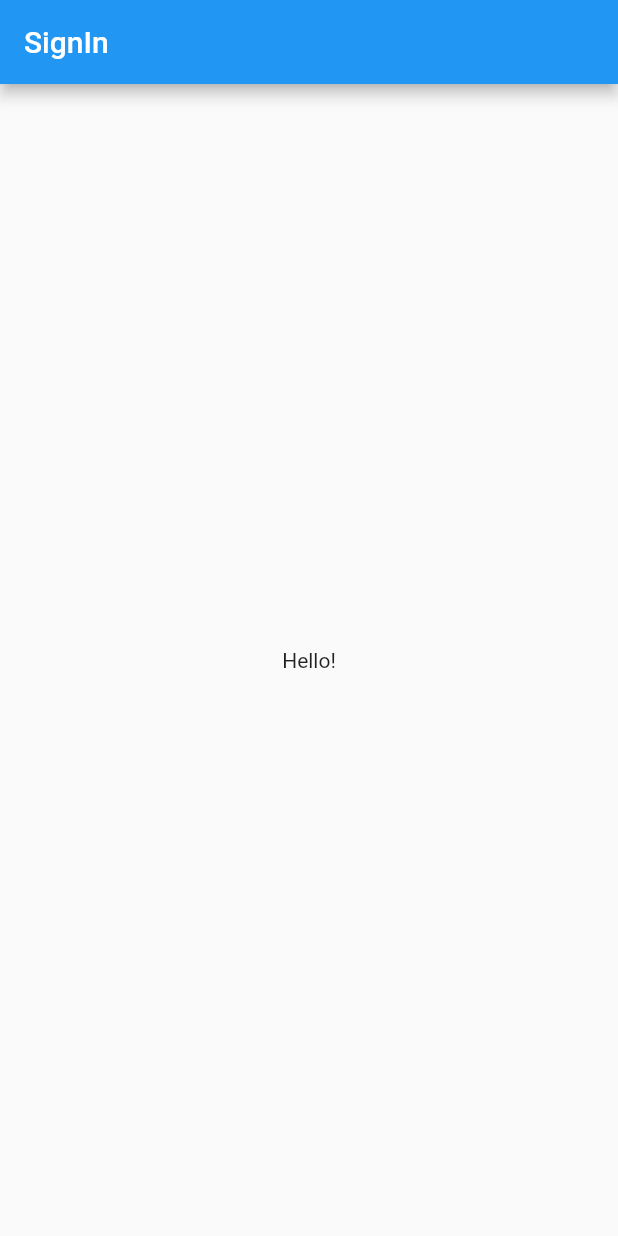
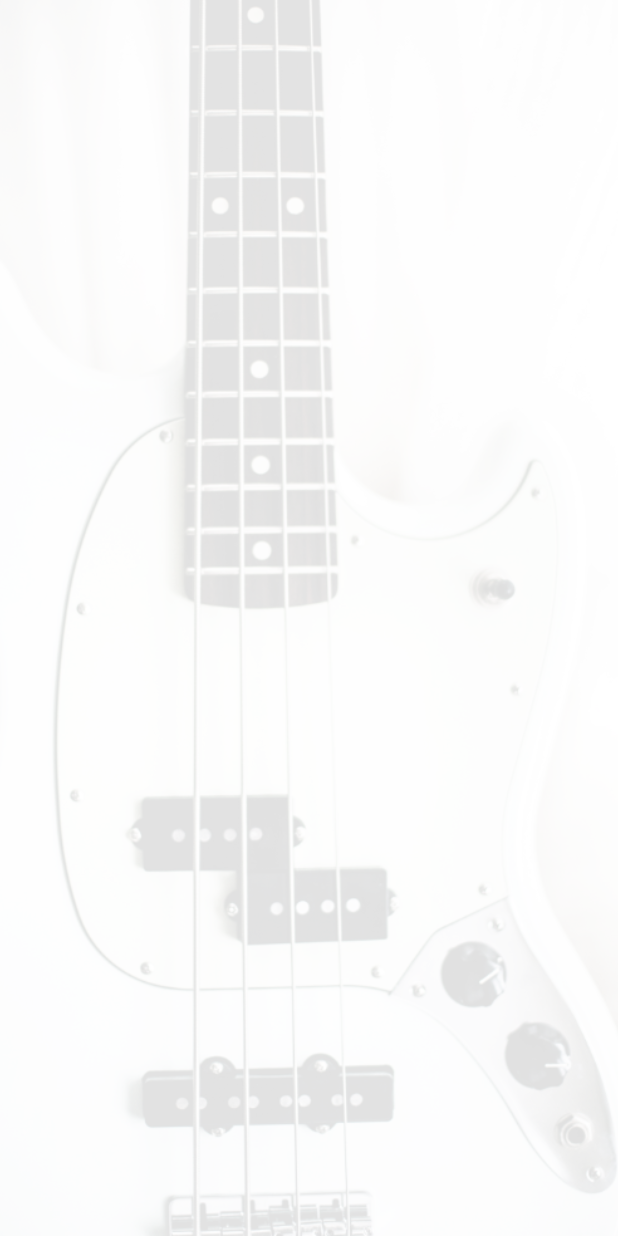
Before and after one commit to Psycarlo/KurikaApp, a Flutter app: the screen it shows after launch, on a phone screen of 412 x 824 dp. Run offline on Flutter 3.47's test engine with Material 2 defaults, Android fonts, the phone set to English and light mode, and no system bars; our stand-ins replace auto_route, cloud_firestore, firebase_auth; accounts and stored records are empty.

```diff
--- a/lib/app/home/home_page.dart
+++ b/lib/app/home/home_page.dart
@@ -13,6 +13,7 @@ class _HomePageState extends State<HomePage> {
   Widget build(BuildContext context) {
     return MaterialApp(
       title: 'HomeTest',
+      theme: ThemeData(primarySwatch: Colors.orange),
       home: Scaffold(
         appBar: AppBar(
           title: const Text('Home'),
--- a/lib/app/sign_in/sign_in_page.dart
+++ b/lib/app/sign_in/sign_in_page.dart
@@ -3,15 +3,13 @@ import 'package:flutter/material.dart';
 class SignInPageBuilder extends StatelessWidget {
   @override
   Widget build(BuildContext context) {
-    return MaterialApp(
-      title: 'SignInTest',
-      home: Scaffold(
-        appBar: AppBar(
-          title: const Text('SignIn'),
-        ),
-        body: const Center(
-          child: Text('Hello!'),
-        ),
+    return Container(
+      decoration: const BoxDecoration(
+        color: Colors.white,
+        image: DecorationImage(
+          image: AssetImage('images/backgrounds/guitar_white_op.png'),
+          fit: BoxFit.cover
+        ) ,
       ),
     );
   }
--- a/pubspec.yaml
+++ b/pubspec.yaml
@@ -33,9 +33,7 @@ dev_dependencies:
   auto_route_generator: ^0.3.0
 
 flutter:
-
   uses-material-design: true
-
   assets:
-    - lang/en.json
-    - lang/pt.json
+    - lang/
+    - images/backgrounds/
```
Also changed, not shown: images/backgrounds/guitar_black_op.png (added), images/backgrounds/guitar_white_op.png (added).
